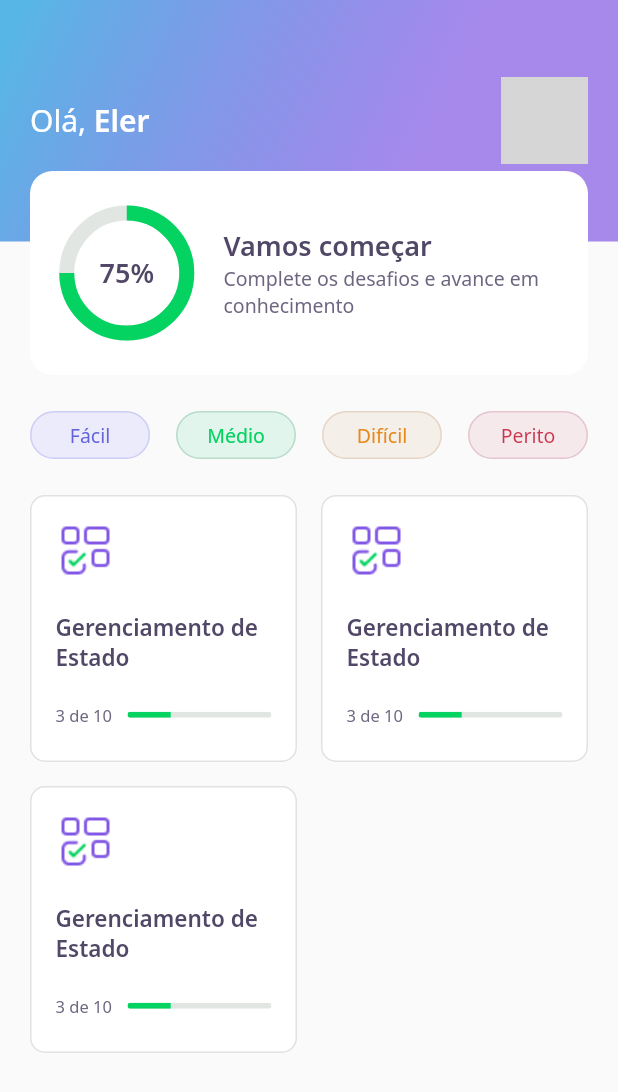
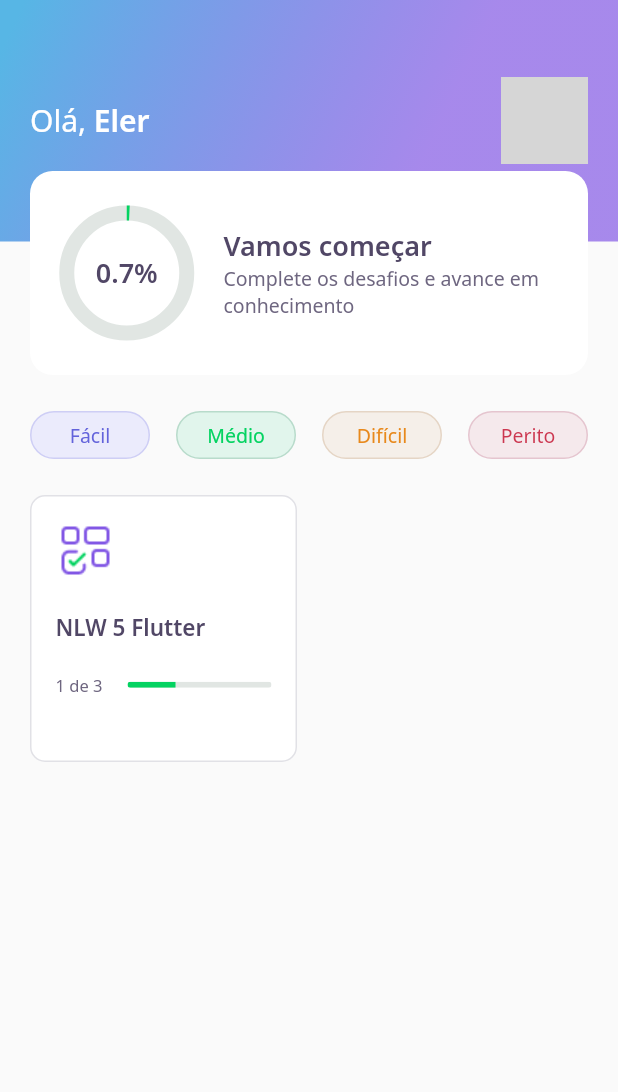
Before and after one commit to GuiEler/devquiz, a Flutter app: the HomePage screen opened directly, on a phone screen of 412 x 824 dp. Shown: the top 1092 px of the screen. Run offline on Flutter 3.47's test engine with Material 2 defaults, Android fonts, the phone set to English and light mode, and no system bars; our stand-ins replace google_fonts; accounts and stored records are empty; network calls fail; grey boxes are pictures that could not be loaded.

Commit message:
Created home repository and addapted the home widgets to use it

```diff
--- a/database/user.json
+++ b/database/user.json
@@ -1,5 +1,5 @@
 {
     "name": "Eler",
-    "score": 75,
+    "score": 0.7,
     "photoUrl": "https://avatars.githubusercontent.com/u/50060454?s=400&u=3cfd7f931d3d1e1cd2c383dc535bbd4a067d5440&v=4"
 }
--- a/lib/core/app_widget.dart
+++ b/lib/core/app_widget.dart
@@ -1,5 +1,5 @@
-import 'package:devquiz/challenge/challenge_page.dart';
-// import 'package:devquiz/home/home_page.dart';
+// import 'package:devquiz/challenge/challenge_page.dart';
+import 'package:devquiz/home/home_page.dart';
 // import 'package:devquiz/splash/splash_page.dart';
 import 'package:flutter/material.dart';
 
@@ -8,7 +8,7 @@ class AppWidget extends StatelessWidget {
   Widget build(BuildContext context) {
     return MaterialApp(
       title: "DevQuiz",
-      home: ChallengePage(),
+      home: HomePage(),
  );
   }
 }
--- /dev/null
+++ b/lib/home/home_controller.dart
@@ -0,0 +1,28 @@
+import 'package:devquiz/home/home_repository.dart';
+import 'package:devquiz/home/home_state.dart';
+import 'package:devquiz/shared/models/quiz_model.dart';
+import 'package:devquiz/shared/models/user_model.dart';
+import 'package:flutter/foundation.dart';
+
+class HomeController {
+  ValueNotifier<HomeState> stateNotifier = ValueNotifier<HomeState>(HomeState.empty);
+  set _state(HomeState state) => stateNotifier.value = state;
+  HomeState get state => stateNotifier.value;
+
+  UserModel? user;
+  List<QuizModel>? quizzes;
+
+  final repository = HomeRepository();
+
+  void getUser() async {
+    _state = HomeState.loading;
+    user = await repository.getUser();
+    _state = HomeState.sucess;
+  }
+
+  void getQuizzes() async {
+    _state = HomeState.loading;
+    quizzes = await repository.getQuizzes();
+    _state = HomeState.sucess;
+  }
+}
--- a/lib/home/home_page.dart
+++ b/lib/home/home_page.dart
@@ -1,7 +1,11 @@
+import 'package:devquiz/core/app_colors.dart';
+import 'package:devquiz/home/home_controller.dart';
 import 'package:devquiz/home/widgets/appbar/app_bar_widget.dart';
 import 'package:devquiz/home/widgets/level_button_widget/level_button_widget.dart';
 import 'package:devquiz/home/widgets/quiz_card_widget/quiz_card_widget.dart';
 import 'package:flutter/material.dart';
+
+import 'home_state.dart';
 
 class HomePage extends StatefulWidget {
   HomePage({Key? key}) : super(key: key);
@@ -11,10 +15,22 @@ class HomePage extends StatefulWidget {
 }
 
 class _HomePageState extends State<HomePage> {
+  final controller = HomeController();
+  @override
+  void initState() {
+    super.initState();
+    controller.getUser();
+    controller.getQuizzes();
+    controller.stateNotifier.addListener(() {
+      setState((){});
+    });
+  }
+
   @override
   Widget build(BuildContext context) {
+    if (controller.state == HomeState.sucess) {
       return Scaffold(
-      appBar: AppBarWidget(),
+        appBar: AppBarWidget(user: controller.user!),
         body: Padding(
           padding: const EdgeInsets.symmetric(horizontal: 20),
           child: Column(
@@ -35,11 +51,28 @@ class _HomePageState extends State<HomePage> {
                 mainAxisSpacing: 16,
                 crossAxisSpacing: 16,
                 crossAxisCount: 2,
-              children: [QuizCardWidget(), QuizCardWidget(), QuizCardWidget()],
+                children: controller.quizzes!
+                    .map((quiz) => QuizCardWidget(
+                          title: quiz.title,
+                          completed:
+                              "${quiz.questionAnswered} de ${quiz.questions.length}",
+                          percentage:
+                              (quiz.questionAnswered / quiz.questions.length),
+                        ))
+                    .toList(),
               ))
             ],
           ),
         ),
       );
+    } else {
+      return Scaffold(
+        body: Center(
+          child: CircularProgressIndicator(
+            valueColor: AlwaysStoppedAnimation<Color>(AppColors.darkGreen),
+          ),
+        ),
+      );
     }
   }
+}
--- /dev/null
+++ b/lib/home/home_repository.dart
@@ -0,0 +1,19 @@
+import 'dart:convert';
+
+import 'package:devquiz/shared/models/quiz_model.dart';
+import 'package:devquiz/shared/models/user_model.dart';
+import 'package:flutter/services.dart';
+
+class HomeRepository {
+  Future<UserModel> getUser() async {
+    final response = await rootBundle.loadString("database/user.json");
+    final user = UserModel.fromJson(response);
+    return user;
+  }
+  Future<List<QuizModel>> getQuizzes() async {
+    final response = await rootBundle.loadString("database/quizzes.json");
+    final list = jsonDecode(response) as List;
+    final quizzes = list.map((quiz) => QuizModel.fromMap(quiz)).toList();
+    return quizzes;
+  }
+}
--- /dev/null
+++ b/lib/home/home_state.dart
@@ -0,0 +1 @@
+enum HomeState { sucess, loading, error, empty }
--- a/lib/home/widgets/appbar/app_bar_widget.dart
+++ b/lib/home/widgets/appbar/app_bar_widget.dart
@@ -1,9 +1,11 @@
 import 'package:devquiz/core/core.dart';
 import 'package:devquiz/home/widgets/score_card/score_card_widget.dart';
+import 'package:devquiz/shared/models/user_model.dart';
 import 'package:flutter/material.dart';
 
 class AppBarWidget extends PreferredSize {
-  AppBarWidget()
+  final UserModel user;
+  AppBarWidget({required this.user})
       : super(
           preferredSize: Size.fromHeight(250),
           child: Container(
@@ -23,7 +25,7 @@ class AppBarWidget extends PreferredSize {
                             style: AppTextStyles.title,
                             children: [
                               TextSpan(
-                                text: "Eler",
+                                text: user.name,
                                 style: AppTextStyles.titleBold,
                               ),
                             ])),
@@ -32,12 +34,11 @@ class AppBarWidget extends PreferredSize {
                             height: 58,
                             decoration: BoxDecoration(
                               image: DecorationImage(
-                                  image: NetworkImage(
-                                      "https://avatars.githubusercontent.com/u/50060454?s=400&u=3cfd7f931d3d1e1cd2c383dc535bbd4a067d5440&v=4")),
+                                  image: NetworkImage(user.photoUrl)),
                             ))
                       ]),
                 ),
-                Align(alignment: Alignment(0.0, 1.0), child: ScoreCardWidget())
+                Align(alignment: Alignment(0.0, 1.0), child: ScoreCardWidget(score: user.score))
               ],
             ),
           ),
--- a/lib/home/widgets/chart/chart_widget.dart
+++ b/lib/home/widgets/chart/chart_widget.dart
@@ -1,8 +1,13 @@
-import 'package:devquiz/core/core.dart';
 import 'package:flutter/material.dart';
 
+import 'package:devquiz/core/core.dart';
+
 class ChartWidget extends StatelessWidget {
-  const ChartWidget({Key? key}) : super(key: key);
+  final double value;
+  const ChartWidget({
+    Key? key,
+    required this.value,
+  }) : super(key: key);
 
   @override
   Widget build(BuildContext context) {
@@ -17,7 +22,7 @@ class ChartWidget extends StatelessWidget {
               width: 80,
               child: CircularProgressIndicator(
                 strokeWidth: 10,
-                value: .75,
+                value: value/100,
                 backgroundColor: AppColors.chartSecondary,
                 valueColor: AlwaysStoppedAnimation<Color>(AppColors.chartPrimary),
               ),
@@ -25,7 +30,7 @@ class ChartWidget extends StatelessWidget {
           ),
           Center(
             child: Text(
-              "75%",
+              "$value%",
               style: AppTextStyles.heading,
             ),
           )
--- a/lib/home/widgets/quiz_card_widget/quiz_card_widget.dart
+++ b/lib/home/widgets/quiz_card_widget/quiz_card_widget.dart
@@ -1,9 +1,18 @@
+import 'package:flutter/material.dart';
+
 import 'package:devquiz/core/core.dart';
 import 'package:devquiz/shared/widgets/progress_indicator/progress_indicator_widget.dart';
-import 'package:flutter/material.dart';
 
 class QuizCardWidget extends StatelessWidget {
-  const QuizCardWidget({Key? key}) : super(key: key);
+  final String title;
+  final String completed;
+  final double percentage;
+  const QuizCardWidget({
+    Key? key,
+    required this.title,
+    required this.completed,
+    required this.percentage,
+  }) : super(key: key);
 
   @override
   Widget build(BuildContext context) {
@@ -23,7 +32,7 @@ class QuizCardWidget extends StatelessWidget {
           ),
           SizedBox(height: 21),
           Text(
-            "Gerenciamento de Estado",
+            title,
             style: AppTextStyles.heading15,
           ),
           SizedBox(height: 21),
@@ -32,14 +41,11 @@ class QuizCardWidget extends StatelessWidget {
               Expanded(
                 flex: 1,
                 child: Text(
-                  "3 de 10",
+                  completed,
                   style: AppTextStyles.body11,
                 ),
               ),
-              Expanded(
-                flex: 2,
-                child: ProgressIndicatorWidget(value: 0.3)
-              )
+              Expanded(flex: 2, child: ProgressIndicatorWidget(value: percentage))
             ],
           )
         ],
--- a/lib/home/widgets/score_card/score_card_widget.dart
+++ b/lib/home/widgets/score_card/score_card_widget.dart
@@ -1,9 +1,14 @@
+import 'package:flutter/material.dart';
+
 import 'package:devquiz/core/core.dart';
 import 'package:devquiz/home/widgets/chart/chart_widget.dart';
-import 'package:flutter/material.dart';
 
 class ScoreCardWidget extends StatelessWidget {
-  const ScoreCardWidget({Key? key}) : super(key: key);
+  final double score;
+  const ScoreCardWidget({
+    Key? key,
+    required this.score,
+  }) : super(key: key);
 
   @override
   Widget build(BuildContext context) {
@@ -16,7 +21,7 @@ class ScoreCardWidget extends StatelessWidget {
         child: Padding(
           padding: const EdgeInsets.symmetric(horizontal: 24),
           child: Row(crossAxisAlignment: CrossAxisAlignment.center, children: [
-            Expanded(flex: 1, child: ChartWidget()),
+            Expanded(flex: 1, child: ChartWidget(value: score)),
             Expanded(
               flex: 3,
               child: Padding(
--- a/lib/shared/models/answer_model.dart
+++ b/lib/shared/models/answer_model.dart
@@ -19,7 +19,7 @@ class AnswerModel {
   factory AnswerModel.fromMap(Map<String, dynamic> map) {
     return AnswerModel(
       title: map['title'],
-      isRight: map['isRight'],
+      isRight: map['isRight'] ?? false,
     );
   }
 
--- a/lib/shared/models/user_model.dart
+++ b/lib/shared/models/user_model.dart
@@ -3,7 +3,7 @@ import 'dart:convert';
 class UserModel {
   final String name;
   final String photoUrl;
-  final int score;
+  final double score;
 
   UserModel({
     required this.name,
--- a/pubspec.yaml
+++ b/pubspec.yaml
@@ -18,6 +18,6 @@ dev_dependencies:
 flutter:
   assets:
     - assets/images/
-    - database
+    - database/
 
   uses-material-design: true
```
Lines whose indentation alone changed are shown as unchanged.
